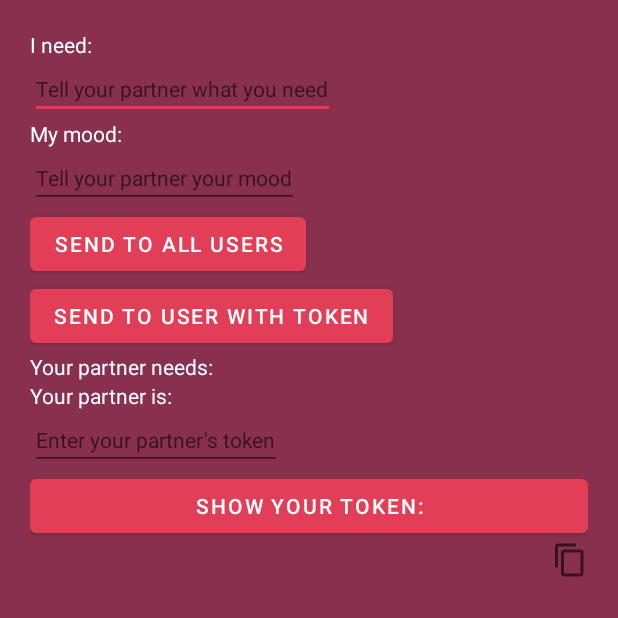
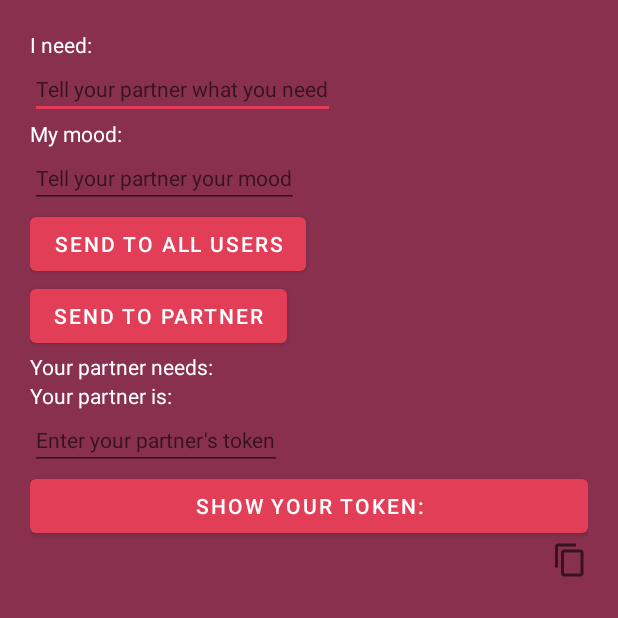
Before and after one commit to NikolaOgnjenovic/Love-Letter, an Android app: the screen it shows after launch (MainActivity), after a tap on "SEND TO ALL USERS", on a phone screen of 412 x 824 dp, the top half of it. Run offline under Robolectric (Android 15) with nearby library versions, the phone set to English and light mode, and no system bars; our stand-ins replace Volley; network calls fail; 1 statement that could not run was skipped.

Commit message:
Cleaned up code

```diff
--- a/app/src/main/java/com/example/hagz/FcmNotificationSender.java
+++ b/app/src/main/java/com/example/hagz/FcmNotificationSender.java
@@ -1,35 +1,29 @@
 package com.example.hagz;
 
 import android.app.Activity;
-import android.content.Context;
-
 import com.android.volley.Request;
 import com.android.volley.RequestQueue;
 import com.android.volley.toolbox.JsonObjectRequest;
 import com.android.volley.toolbox.Volley;
-
 import org.json.JSONException;
 import org.json.JSONObject;
-
 import java.util.HashMap;
 import java.util.Map;
 
 public class FcmNotificationSender {
 
-    String userFcmToken;
-    Context mContext;
-    Activity mActivity;
+    private final String userFcmToken;
+    private final Activity mActivity;
 
     private final String postUrl = "https://fcm.googleapis.com/fcm/send";
     private final String fcmServerKey = "AAAA4oeYbBg:APA91bF1WFXLV7NsQO8HB2IYpRk37DJ6SzzhNVoi0oMhj4pqSAGTQI65L44UL66uLjiFweW1Nf2PfJ4FHGP_vlkyueguaKaO611ob3x73aPR_0Pzt8AuyZj0h9BDh1-fn7Z19-9F55ik";
 
-    String userMood, userNeeds;
+    private final String userMood, userNeeds;
 
-    public FcmNotificationSender(String userFcmToken, String userMood, String userNeeds, Context context, Activity activity) {
+    public FcmNotificationSender(String userFcmToken, String userMood, String userNeeds, Activity activity) {
         this.userFcmToken = userFcmToken;
         this.userMood = userMood;
         this.userNeeds = userNeeds;
-        this.mContext = context;
         this.mActivity = activity;
     }
 
--- a/app/src/main/java/com/example/hagz/FirebaseMessagingService.java
+++ b/app/src/main/java/com/example/hagz/FirebaseMessagingService.java
@@ -1,7 +1,6 @@
 package com.example.hagz;
 
 import android.annotation.SuppressLint;
-import android.app.Activity;
 import android.app.Notification;
 import android.app.NotificationChannel;
 import android.app.NotificationManager;
@@ -71,7 +70,7 @@ public class FirebaseMessagingService extends com.google.firebase.messaging.Fire
         Intent resultIntent = new Intent(this, MainActivity.class);
         @SuppressLint("UnspecifiedImmutableFlag") PendingIntent pendingIntent = PendingIntent.getActivity(this, 1, resultIntent, PendingIntent.FLAG_UPDATE_CURRENT);
 
-        builder.setContentTitle("Hagz");
+        builder.setContentTitle(getString(R.string.app_name));
         builder.setContentText("Your partner wants you to know that their mood has changed!");
         builder.setStyle(new NotificationCompat.DecoratedCustomViewStyle());
         builder.setContentIntent(pendingIntent);
--- a/app/src/main/java/com/example/hagz/MainActivity.java
+++ b/app/src/main/java/com/example/hagz/MainActivity.java
@@ -4,6 +4,8 @@ import android.content.ClipData;
 import android.content.ClipboardManager;
 import android.content.SharedPreferences;
 import android.os.Bundle;
+import android.text.Editable;
+import android.text.TextWatcher;
 import android.widget.Button;
 import android.widget.EditText;
 import android.widget.TextView;
@@ -55,6 +57,18 @@ public class MainActivity extends AppCompatActivity {
         getUserToken.setOnClickListener(v -> userTokenView.setText(getUserToken()));
 
         userTokenView.setOnClickListener(v -> copyText(userTokenView.getText().toString()));
+
+        partnerToken.addTextChangedListener(new TextWatcher() {
+            public void afterTextChanged(Editable s) {
+                savePartnerToken();
+            }
+
+            public void beforeTextChanged(CharSequence s, int start, int count, int after) {
+            }
+
+            public void onTextChanged(CharSequence s, int start, int before, int count) {
+            }
+        });
     }
 
     private void initialiseObjects() {
@@ -65,8 +79,12 @@ public class MainActivity extends AppCompatActivity {
 
         updatePartnerViews();
         updateUserViews();
+
         //Display the user's token
         userTokenView.setText(getUserToken());
+
+        //Display the partner's token
+        partnerToken.setText(getPartnerToken());
     }
 
     //Get the user's token
@@ -77,7 +95,7 @@ public class MainActivity extends AppCompatActivity {
     }
 
     private void sendNotificationToUserWithToken(String token) {
-        FcmNotificationSender notificationSender = new FcmNotificationSender(token, userMoodInput.getText().toString(), userNeedsInput.getText().toString(), getApplicationContext(), MainActivity.this);
+        FcmNotificationSender notificationSender = new FcmNotificationSender(token, userMoodInput.getText().toString(), userNeedsInput.getText().toString(), this);
         notificationSender.sendNotification();
         saveUserMood();
         saveUserNeeds();
@@ -122,17 +140,27 @@ public class MainActivity extends AppCompatActivity {
         Toast.makeText(this, getString(R.string.copied_user_token), Toast.LENGTH_SHORT).show(); //Notify the user that the text was copied to the clipboard
     }
 
+    //Get the user's mood and needs from Shared preferences and display them
     private void updateUserViews() {
-        //Get the user's mood and needs from Shared preferences and display them
         String userMoodText = getString(R.string.user_mood) + " " + getUserMood(), userNeedsText = getString(R.string.user_needs) + " " + getUserNeeds();
         userMoodView.setText(userMoodText);
         userNeedsView.setText(userNeedsText);
     }
 
+    //Get the partner's mood and needs from Shared preferences and display them
     private void updatePartnerViews() {
-        //Get the partner's mood and needs from Shared preferences and display them
         String partnerMoodText = getString(R.string.partner_mood) + " " + getPartnerMood(), partnerNeedsText = getString(R.string.partner_needs) + " " + getPartnerNeeds();
         partnerMoodView.setText(partnerMoodText);
         partnerNeedsView.setText(partnerNeedsText);
     }
+
+    //Save the partner's token using Shared preferences
+    private void savePartnerToken() {
+        sharedPreferences.edit().putString("partnerToken", partnerToken.getText().toString()).apply();
+    }
+
+    //Get partner's token from Shared preferences
+    private String getPartnerToken() {
+        return sharedPreferences.getString("partnerToken", "");
+    }
 }
--- a/app/src/main/res/layout/activity_main.xml
+++ b/app/src/main/res/layout/activity_main.xml
@@ -4,7 +4,6 @@
     xmlns:tools="http://schemas.android.com/tools"
     android:layout_width="match_parent"
     android:layout_height="match_parent"
-    android:background="@color/theme_secondary"
     tools:context=".MainActivity"
     android:orientation="vertical"
     android:padding="20sp">
@@ -45,14 +44,14 @@
         android:id="@+id/sendAll"
         android:layout_width="wrap_content"
         android:layout_height="wrap_content"
-        android:text="send to all users"
+        android:text="@string/send_to_all"
         android:textSize="14sp"/>
 
     <Button
         android:id="@+id/sendToPartner"
         android:layout_width="wrap_content"
         android:layout_height="wrap_content"
-        android:text="send to user with token"
+        android:text="@string/send_to_partner"
         android:textSize="14sp"/>
 
     <TextView
--- a/app/src/main/res/layout/widget.xml
+++ b/app/src/main/res/layout/widget.xml
@@ -3,8 +3,8 @@
     android:id="@+id/view"
     android:layout_width="match_parent"
     android:layout_height="match_parent"
+    android:orientation="vertical"
     android:background="@color/theme_secondary"
-    android:orientation="vertical"
     android:padding="10sp">
 
     <LinearLayout
--- a/app/src/main/res/values-night/themes.xml
+++ b/app/src/main/res/values-night/themes.xml
@@ -13,5 +13,6 @@
         <item name="android:statusBarColor" tools:targetApi="l">?attr/colorPrimaryVariant</item>
         <!-- Customize your theme here. -->
         <item name="android:textColor">@color/white</item>
+        <item name="android:background">@color/theme_secondary</item>
     </style>
 </resources>
--- a/app/src/main/res/values/colors.xml
+++ b/app/src/main/res/values/colors.xml
@@ -1,10 +1,5 @@
 <?xml version="1.0" encoding="utf-8"?>
 <resources>
-    <color name="purple_200">#FFBB86FC</color>
-    <color name="purple_500">#FF6200EE</color>
-    <color name="purple_700">#FF3700B3</color>
-    <color name="teal_200">#FF03DAC5</color>
-    <color name="teal_700">#FF018786</color>
     <color name="black">#FF000000</color>
     <color name="white">#FFFFFFFF</color>
     <color name="theme_primary">#E23E57</color>
--- a/app/src/main/res/values/strings.xml
+++ b/app/src/main/res/values/strings.xml
@@ -1,13 +1,14 @@
 <resources>
-    <string name="app_name">hagz</string>
+    <string name="app_name">Hagz</string>
     <string name="partner_needs">Your partner needs:</string>
     <string name="user_needs">I need:</string>
     <string name="user_needs_input_hint">Tell your partner what you need</string>
     <string name="partners_token">Enter your partner\'s token</string>
-    <string name="user_token">Your token: </string>
     <string name="get_user_token">Show your token:</string>
     <string name="copied_user_token">Copied user token</string>
     <string name="partner_mood">Your partner is:</string>
     <string name="user_mood">My mood:</string>
     <string name="user_mood_input_hint">Tell your partner your mood</string>
+    <string name="send_to_all">Send to all users</string>
+    <string name="send_to_partner">Send to partner</string>
 </resources>
--- a/app/src/main/res/values/themes.xml
+++ b/app/src/main/res/values/themes.xml
@@ -13,5 +13,6 @@
         <item name="android:statusBarColor" tools:targetApi="l">?attr/colorPrimaryVariant</item>
         <!-- Customize your theme here. -->
         <item name="android:textColor">@color/white</item>
+        <item name="android:background">@color/theme_secondary</item>
     </style>
 </resources>
```
